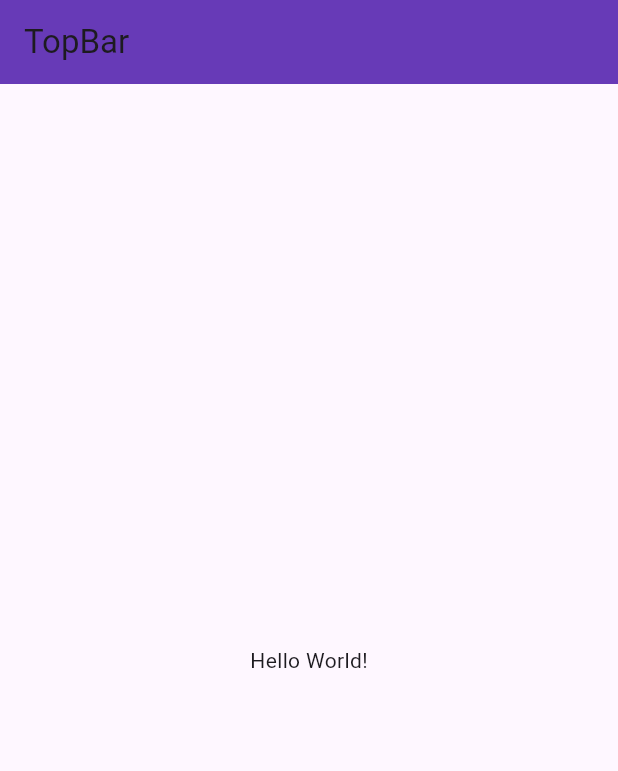
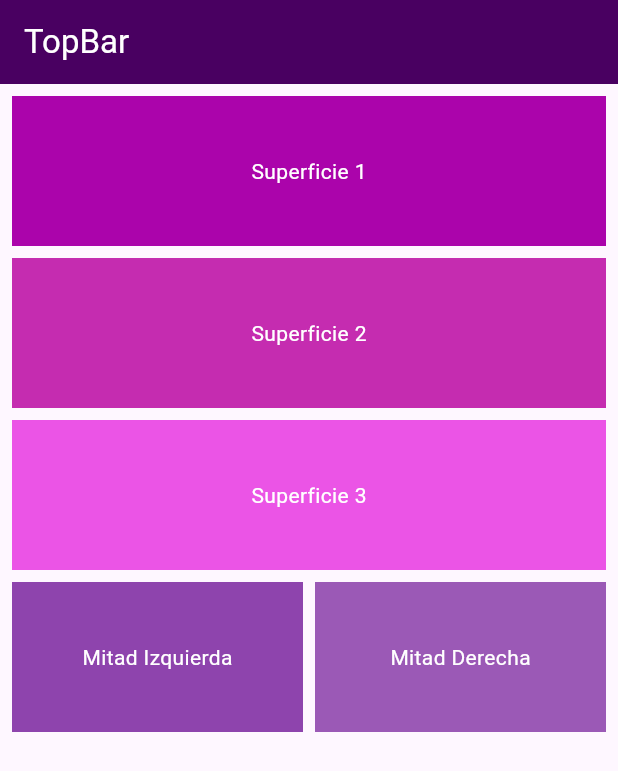
Before and after one commit to julianberry00/flutter_desarrolloapps, a Flutter app: the screen it shows after launch, on a phone screen of 412 x 824 dp. Shown: the top 771 px of the screen. Run offline on Flutter 3.47's test engine with Material 3 defaults, Android fonts, the phone set to English and light mode, and no system bars.

Commit message:
con superficies
22 ago. 2025

```diff
--- a/mi_nueva_app_2/lib/main.dart
+++ b/mi_nueva_app_2/lib/main.dart
@@ -10,13 +10,84 @@ class MainApp extends StatelessWidget {
   @override
   Widget build(BuildContext context) {
     return MaterialApp(
+      title: 'Superficies debajo del AppBar',
       home: Scaffold(
         appBar: AppBar(
-          title: Text('TopBar'),
-          backgroundColor: Colors.deepPurple,
+          title: const Text('TopBar', style: TextStyle(color: Colors.white)),
+          backgroundColor: const Color.fromARGB(255, 73, 0, 97),
+          iconTheme: const IconThemeData(color: Colors.white),
         ),
-        body: Center(
-          child: Text('Hello World!'),
+        body: Padding(
+          padding: const EdgeInsets.all(8.0),
+          child: Column(
+            children: [
+              Container(
+                height: 100,
+                width: double.infinity,
+                color: const Color.fromARGB(255, 171, 4, 171),
+                child: const Center(
+                  child: Text(
+                    'Superficie 1',
+                    style: TextStyle(color: Colors.white),
+                  ),
+                ),
+              ),
+              const SizedBox(height: 8),
+              Container(
+                height: 100,
+                width: double.infinity,
+                color: const Color.fromARGB(255, 197, 44, 176),
+                child: const Center(
+                  child: Text(
+                    'Superficie 2',
+                    style: TextStyle(color: Colors.white),
+                  ),
+                ),
+              ),
+              const SizedBox(height: 8),
+              Container(
+                height: 100,
+                width: double.infinity,
+                color: const Color.fromARGB(255, 235, 84, 230),
+                child: const Center(
+                  child: Text(
+                    'Superficie 3',
+                    style: TextStyle(color: Colors.white),
+                  ),
+                ),
+              ),
+              const SizedBox(height: 8),
+              Row(
+                children: [
+                  Expanded(
+                    child: Container(
+                      height: 100,
+                      color: const Color.fromARGB(255, 142, 68, 173),
+                      child: const Center(
+                        child: Text(
+                          'Mitad Izquierda',
+                          style: TextStyle(color: Colors.white),
+                        ),
+                      ),
+                    ),
+                  ),
+                  const SizedBox(width: 8),
+                  Expanded(
+                    child: Container(
+                      height: 100,
+                      color: const Color.fromARGB(255, 155, 89, 182),
+                      child: const Center(
+                        child: Text(
+                          'Mitad Derecha',
+                          style: TextStyle(color: Colors.white),
+                        ),
+                      ),
+                    ),
+                  ),
+                ],
+              ),
+            ],
+          ),
         ),
       ),
     );
```
Also changed, not shown: 1 other file.
